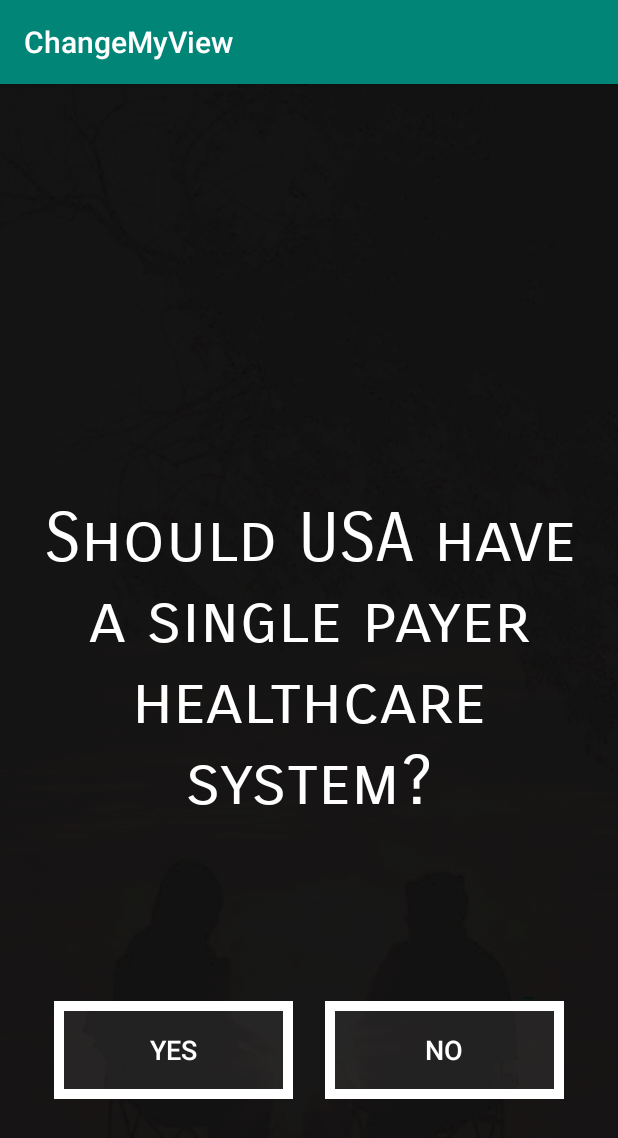
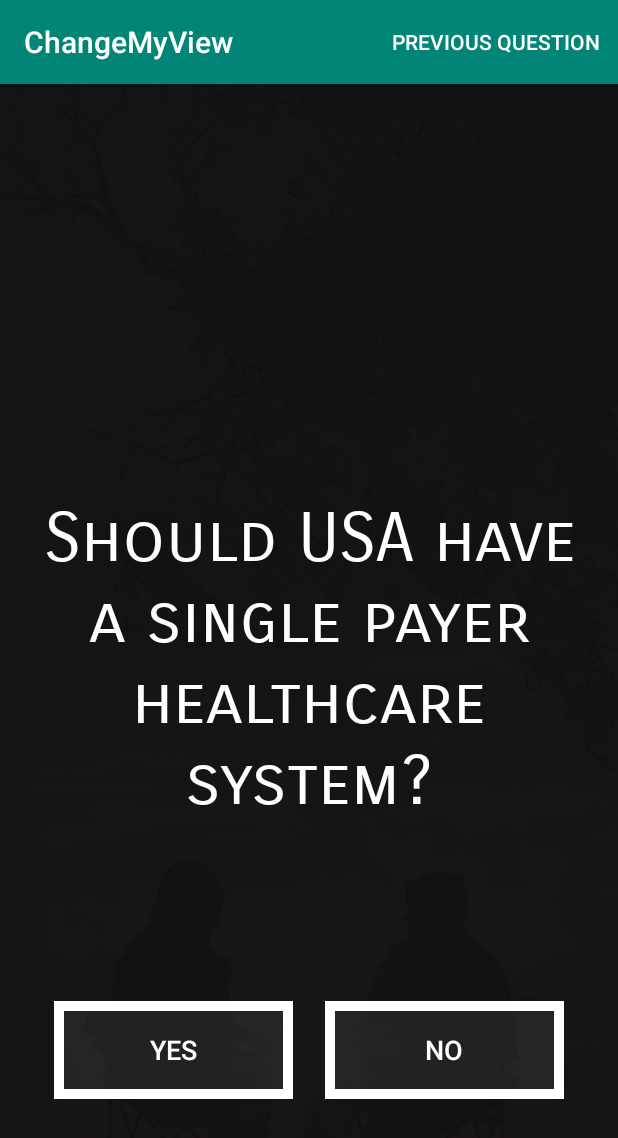
Before and after one commit to HuiWang1215/ChangeMyView, an Android app: the QuestionActivity screen opened directly, with no data from a screen before it, on a phone screen of 412 x 824 dp. Shown: the top 1138 px of the screen. Run offline under Robolectric (Android 15) with nearby library versions, the light colour scheme and no system bars; our stand-ins replace Firebase (no records; nobody signed in at launch, a user with empty details on screens opened directly).

Commit message:
Improved UI

```diff
--- a/app/build.gradle
+++ b/app/build.gradle
@@ -33,6 +33,7 @@ dependencies {
     implementation 'com.google.firebase:firebase-storage:19.1.0'
     implementation 'com.google.firebase:firebase-database:19.1.0'
     implementation 'androidx.constraintlayout:constraintlayout:1.1.3'
+    implementation 'de.hdodenhof:circleimageview:3.0.1'
     testImplementation 'junit:junit:4.12'
     androidTestImplementation 'androidx.test:runner:1.1.1'
     androidTestImplementation 'androidx.test.espresso:espresso-core:3.1.1'
--- a/app/src/main/java/com/group/changemyview/LoginActivity.kt
+++ b/app/src/main/java/com/group/changemyview/LoginActivity.kt
@@ -24,6 +24,7 @@ class LoginActivity: AppCompatActivity() {
 
         Back_to_register.setOnClickListener {
             val intent = Intent(this@LoginActivity,RegistrationActivity::class.java)
+            intent.flags = Intent.FLAG_ACTIVITY_CLEAR_TASK.or(Intent.FLAG_ACTIVITY_NEW_TASK)
             startActivity(intent)
         }
     }
@@ -50,7 +51,9 @@ class LoginActivity: AppCompatActivity() {
 
                     Toast.makeText(applicationContext, "Login successful!", Toast.LENGTH_LONG)
                         .show()
-                    startActivity(Intent(this@LoginActivity, HomeActivity::class.java))
+                    val intent = Intent(this@LoginActivity, HomeActivity::class.java)
+                    intent.flags = Intent.FLAG_ACTIVITY_CLEAR_TASK.or(Intent.FLAG_ACTIVITY_NEW_TASK)
+                    startActivity(intent)
                 } else {
                     Log.i(TAG, "failed login loginUserAccount")
 
--- a/app/src/main/java/com/group/changemyview/MainActivity.kt
+++ b/app/src/main/java/com/group/changemyview/MainActivity.kt
@@ -19,10 +19,12 @@ class MainActivity : AppCompatActivity() {
 
         registerBtn!!.setOnClickListener {
             val intent = Intent(this@MainActivity, RegistrationActivity::class.java)
+            intent.flags = Intent.FLAG_ACTIVITY_CLEAR_TASK.or(Intent.FLAG_ACTIVITY_NEW_TASK)
             startActivity(intent)
         }
         loginBtn!!.setOnClickListener {
             val intent = Intent(this@MainActivity, LoginActivity::class.java)
+            intent.flags = Intent.FLAG_ACTIVITY_CLEAR_TASK.or(Intent.FLAG_ACTIVITY_NEW_TASK)
             startActivity(intent)
         }
     }
--- a/app/src/main/java/com/group/changemyview/QuestionActivity.kt
+++ b/app/src/main/java/com/group/changemyview/QuestionActivity.kt
@@ -3,12 +3,13 @@ package com.group.changemyview
 import android.content.Intent
 import androidx.appcompat.app.AppCompatActivity
 import android.os.Bundle
+import android.view.Menu
+import android.view.MenuItem
 import android.widget.Button
-import android.widget.ImageView
 import com.google.firebase.database.*
 import android.widget.TextView
+import android.widget.Toast
 import com.google.firebase.auth.FirebaseAuth
-import kotlinx.android.synthetic.main.activity_question.*
 
 class QuestionActivity : AppCompatActivity() {
     var questionList = arrayListOf(
@@ -32,12 +33,16 @@ class QuestionActivity : AppCompatActivity() {
     override fun onCreate(savedInstanceState: Bundle?) {
         super.onCreate(savedInstanceState)
         setContentView(R.layout.activity_question)
-
         mQuestion = findViewById(R.id.question)
         mQuestion!!.setText(questionList[0])
+
+        chooseAnswer()
+    }
+
+    private fun chooseAnswer() {
+        mQuestion!!.setText(questionList[questionNumber])
         yesBtn = findViewById(R.id.yesButton)
         noBtn = findViewById(R.id.noButton)
-
         yesBtn!!.setOnClickListener {
             if (questionNumber == questionList.size - 1) {
                 val currentQuestion = questionList[questionNumber]
@@ -79,6 +84,22 @@ class QuestionActivity : AppCompatActivity() {
             }
         }
     }
+    override fun onOptionsItemSelected(item: MenuItem): Boolean {
+        if (questionNumber == 0) {
+            Toast.makeText(applicationContext,
+                "You are at the first question", Toast.LENGTH_LONG).show()
+            return true
+        } else {
+            questionNumber--
+            chooseAnswer()
+        }
+        return super.onOptionsItemSelected(item)
+    }
+
+    override fun onCreateOptionsMenu(menu: Menu?): Boolean {
+        menuInflater.inflate(R.menu.previous_question, menu)
+        return super.onCreateOptionsMenu(menu)
+    }
     private fun updateQuestion() {
         questionNumber++
         mQuestion!!.setText(questionList[questionNumber])
--- a/app/src/main/java/com/group/changemyview/SavedQuestionAnswersActivity.kt
+++ b/app/src/main/java/com/group/changemyview/SavedQuestionAnswersActivity.kt
@@ -1,12 +1,15 @@
 package com.group.changemyview
 
 import android.app.ListActivity
+import android.content.Intent
 import android.graphics.Bitmap
 import android.graphics.BitmapFactory
 import android.graphics.drawable.BitmapDrawable
 import android.os.Bundle
 import android.util.DisplayMetrics
 import android.util.Log
+import android.view.Menu
+import android.view.MenuItem
 import com.google.firebase.database.DataSnapshot
 import com.google.firebase.database.DatabaseError
 import com.google.firebase.database.FirebaseDatabase
@@ -28,7 +31,7 @@ class SavedQuestionAnswersActivity : ListActivity() {
         setContentView(R.layout.saved_questions_activity)
 
         topLayout = findViewById(R.id.linearLayoutContainer)
-        listView = findViewById<ListView>(android.R.id.list)
+        listView = findViewById(android.R.id.list)
 
         // resize top image
         val displayMetrics = DisplayMetrics()
@@ -79,7 +82,6 @@ class SavedQuestionAnswersActivity : ListActivity() {
         })
     }
 
-
     override fun getListView(): ListView? {
         return listView!!
     }
--- a/app/src/main/res/menu/actions.xml
+++ /dev/null
@@ -1,4 +0,0 @@
-<?xml version="1.0" encoding="utf-8"?>
-<menu xmlns:android="http://schemas.android.com/apk/res/android">
-
-</menu>
--- /dev/null
+++ b/app/src/main/res/menu/previous_question.xml
@@ -0,0 +1,7 @@
+<?xml version="1.0" encoding="utf-8"?>
+<menu xmlns:android="http://schemas.android.com/apk/res/android"
+    xmlns:app="http://schemas.android.com/apk/res-auto">
+    <item android:id="@+id/previous_question"
+        android:title="Previous Question"
+        app:showAsAction="ifRoom"/>
+</menu>
```
Also changed, not shown: app/src/main/AndroidManifest.xml (+7 -1 lines), app/src/main/java/com/group/changemyview/HomeActivity.kt (+25 -0 lines), app/src/main/java/com/group/changemyview/RegistrationActivity.kt (+4 -19 lines), app/src/main/res/layout/activity_registration.xml (+10 -1 lines), app/src/main/res/menu/signout.xml (added, +8 -0 lines), 1 other file.
